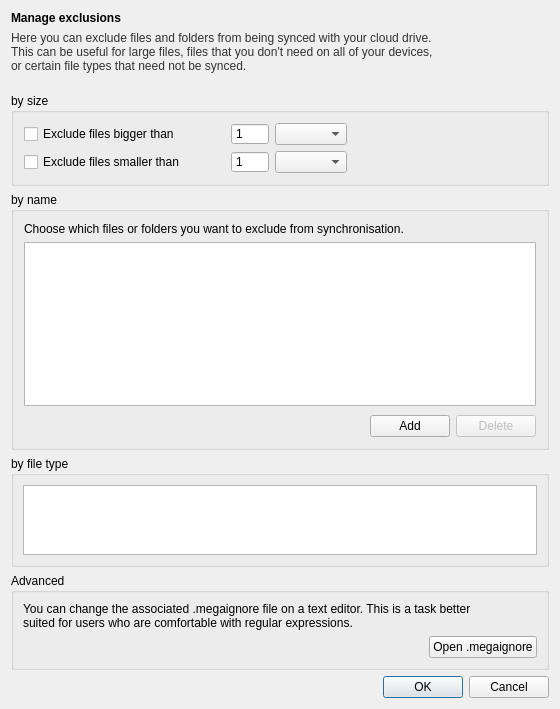
meganz/MEGAsync, file src/MEGASync/syncs/gui/Twoways/linux/IgnoresEditingDialog.ui: the form before one commit.
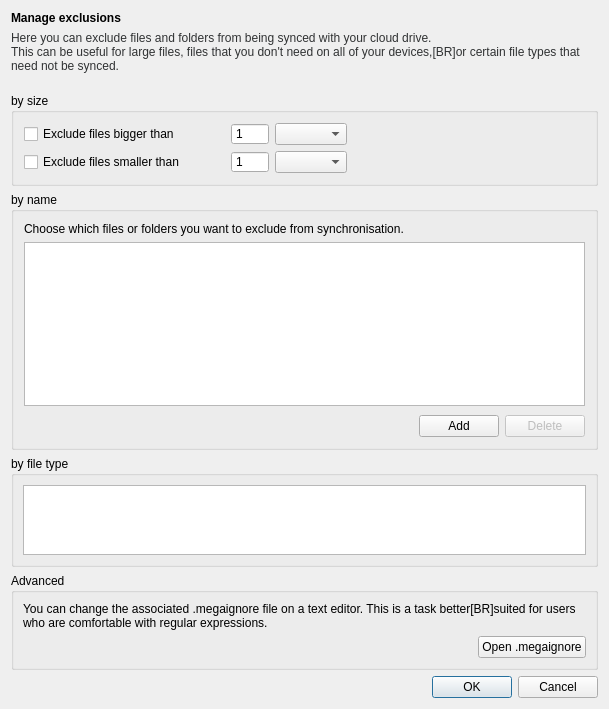
The form after the commit.

Patch:
```diff
--- a/src/MEGASync/syncs/gui/Twoways/linux/IgnoresEditingDialog.ui
+++ b/src/MEGASync/syncs/gui/Twoways/linux/IgnoresEditingDialog.ui
@@ -6,7 +6,7 @@
    <rect>
     <x>0</x>
     <y>0</y>
-    <width>560</width>
+    <width>609</width>
     <height>709</height>
    </rect>
   </property>
@@ -34,10 +34,12 @@
      </property>
      <property name="text">
       <string>Here you can exclude files and folders from being synced with your cloud drive.
-This can be useful for large files, files that you don't need on all of your devices,
-or certain file types that need not be synced.
+This can be useful for large files, files that you don't need on all of your devices,[BR]or certain file types that need not be synced.
 </string>
      </property>
+     <property name="wordWrap">
+      <bool>true</bool>
+     </property>
     </widget>
    </item>
    <item>
@@ -320,8 +322,10 @@
       <item>
        <widget class="QLabel" name="label_3">
         <property name="text">
-         <string>You can change the associated .megaignore file on a text editor. This is a task better
-suited for users who are comfortable with regular expressions.</string>
+         <string>You can change the associated .megaignore file on a text editor. This is a task better[BR]suited for users who are comfortable with regular expressions.</string>
+        </property>
+        <property name="wordWrap">
+         <bool>true</bool>
         </property>
        </widget>
       </item>
```
Left out of the diff: 4 changed lines with no effect on the pictures.
